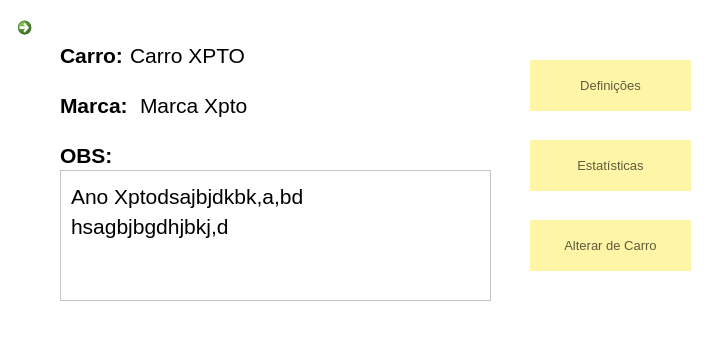
The window that FSIPLeiria/vercarro.ui (tatianascgil/Projeto_Informatico_Formula_Student_Barramento_CAN) describes before a commit, drawn with Qt 5.
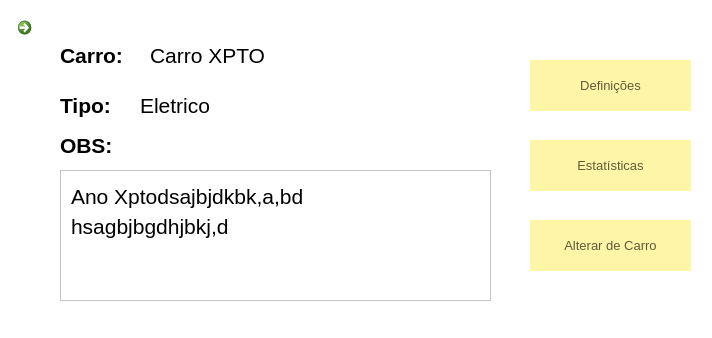
The same window after the commit. Icons and pictures are not drawn.

What changed in the file:
```diff
--- a/FSIPLeiria/vercarro.ui
+++ b/FSIPLeiria/vercarro.ui
@@ -167,14 +167,14 @@
     </font>
    </property>
    <property name="text">
-    <string>Marca:</string>
+    <string>Tipo:</string>
    </property>
   </widget>
   <widget class="QLabel" name="label_3">
    <property name="geometry">
     <rect>
      <x>60</x>
-     <y>140</y>
+     <y>130</y>
      <width>91</width>
      <height>31</height>
     </rect>
@@ -192,9 +192,9 @@
   <widget class="QLabel" name="labelNomeCarro">
    <property name="geometry">
     <rect>
-     <x>130</x>
+     <x>150</x>
      <y>40</y>
-     <width>121</width>
+     <width>361</width>
      <height>31</height>
     </rect>
    </property>
@@ -212,7 +212,7 @@
     <rect>
      <x>140</x>
      <y>90</y>
-     <width>121</width>
+     <width>351</width>
      <height>31</height>
     </rect>
    </property>
@@ -222,7 +222,7 @@
     </font>
    </property>
    <property name="text">
-    <string>Marca Xpto</string>
+    <string>Eletrico</string>
    </property>
   </widget>
   <widget class="QScrollArea" name="scrollArea">
```
